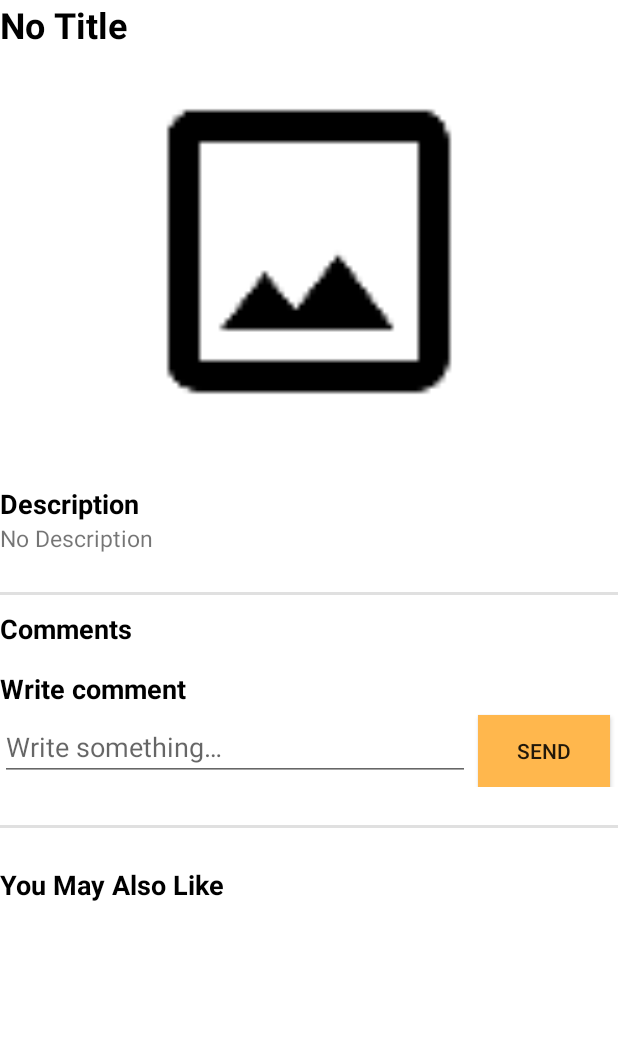
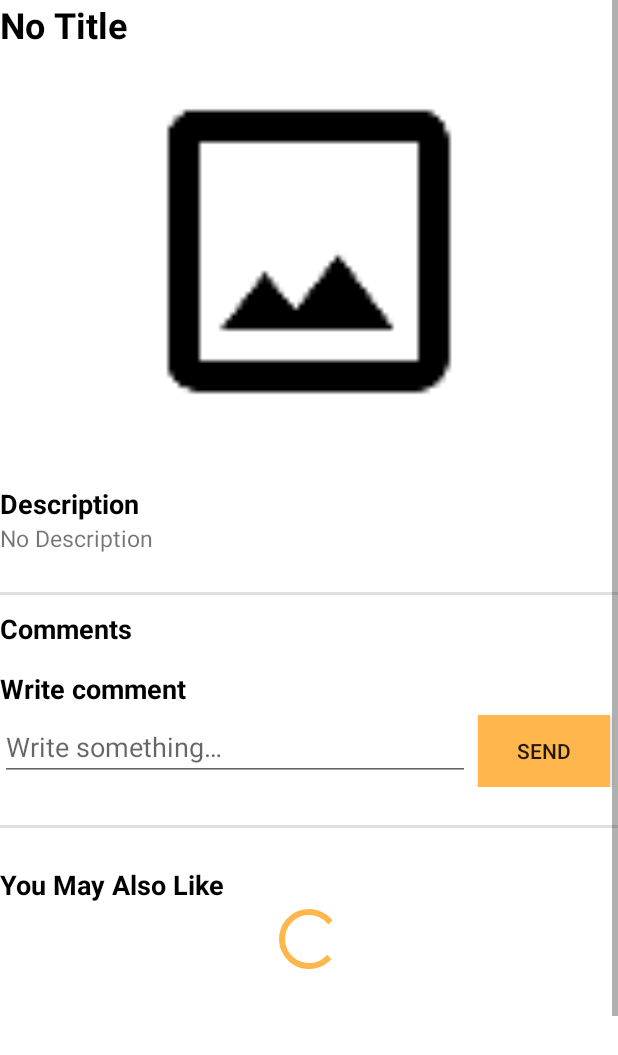
Before and after one commit to bounswe/bounswe2017group10, an Android app: the fragment ViewItemFragment shown on its own in the app's theme, on a phone screen of 412 x 824 dp. Shown: the top 1055 px of the screen. Run offline under Robolectric (Android 15) with nearby library versions, the phone set to English and light mode, and no system bars; pictures from the network do not load; 11 statements that could not run were skipped.

Commit message:
Recommendations now have progress bar and will have a blank space before loading to prevent rescaling the page.

```diff
--- a/Atlas/android/app/src/main/java/com/bounswe2017/group10/atlas/home/ViewItemFragment.java
+++ b/Atlas/android/app/src/main/java/com/bounswe2017/group10/atlas/home/ViewItemFragment.java
@@ -20,6 +20,8 @@ import android.widget.AdapterView;
 import android.widget.Button;
 import android.widget.EditText;
 import android.widget.Gallery;
+import android.widget.LinearLayout;
+import android.widget.ProgressBar;
 import android.widget.TextView;
 import com.bounswe2017.group10.atlas.R;
 import com.bounswe2017.group10.atlas.adapter.CommentAdapter;
@@ -129,6 +131,10 @@ public class ViewItemFragment extends Fragment {
 
         // Recommendations
 
+        LinearLayout mRecommendationPBarLayout = view.findViewById(R.id.recommendations_pbar_layout);
+
+        //ProgressBar mRecommendationPBar = view.findViewById(R.id.recommendations_pbar);
+
         mGetItemCallback = new OnGetItemsResponse.GetItemCallback() {
             @Override
             public void onGetItems(List<CultureItem> itemList) {
@@ -137,6 +143,7 @@ public class ViewItemFragment extends Fragment {
                     mRecommendedRowList.add(item.toFeedRow());
                 }
                 mRecommendAdapter.notifyDataSetChanged();
+                mRecommendationPBarLayout.setVisibility(View.GONE);
             }
         };
 
--- a/Atlas/android/app/src/main/res/layout/fragment_view_item.xml
+++ b/Atlas/android/app/src/main/res/layout/fragment_view_item.xml
@@ -159,7 +159,26 @@
             app:layoutManager="android.support.v7.widget.LinearLayoutManager"
             tools:splitMotionEvents="false" />
 
+    <LinearLayout
+        android:id="@+id/recommendations_pbar_layout"
+        android:layout_width="match_parent"
+        android:layout_height="400dp"
+        android:orientation="vertical"
+        android:visibility="visible"
+        android:weightSum="1">
+
+        <ProgressBar
+            android:id="@+id/recommendations_pbar"
+            style="?android:attr/progressBarStyle"
+            android:layout_width="wrap_content"
+            android:layout_height="wrap_content"
+            android:layout_gravity="top|center_horizontal"
+            android:fitsSystemWindows="false" />
+    </LinearLayout>
+
 
     </LinearLayout>
 
+
+
 </ScrollView>
```
Also changed, not shown: 1 other file.
